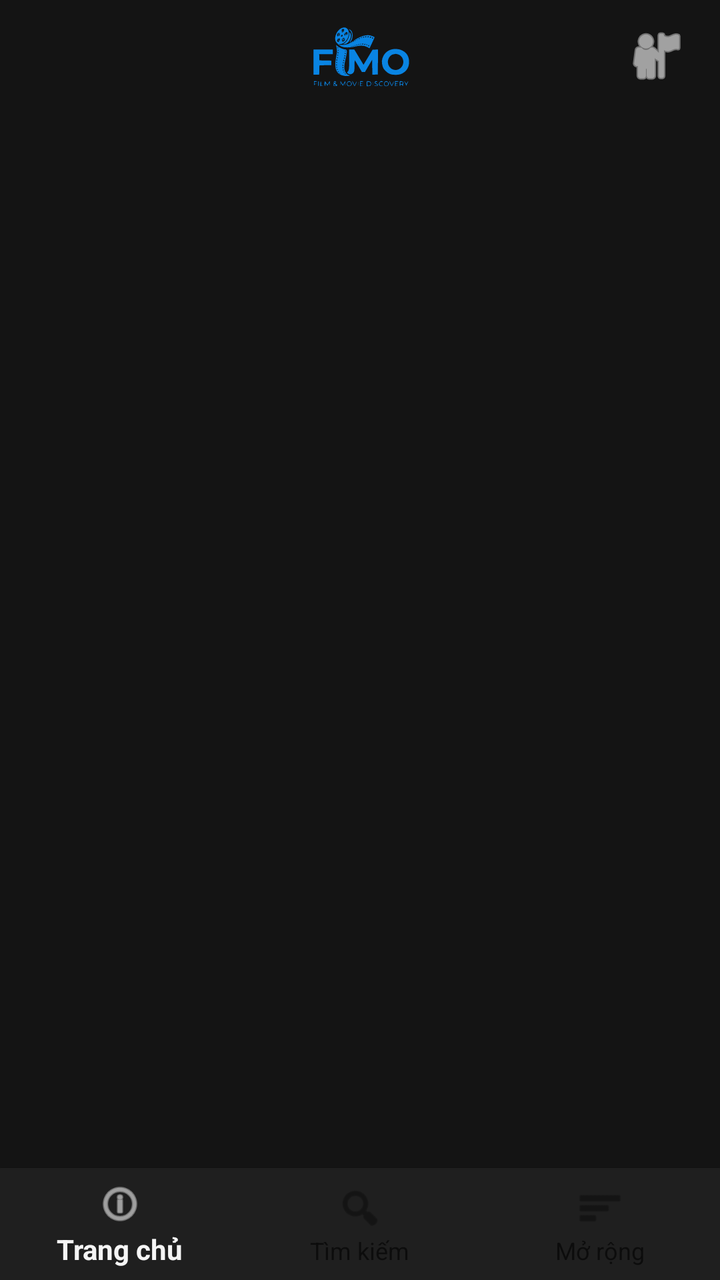
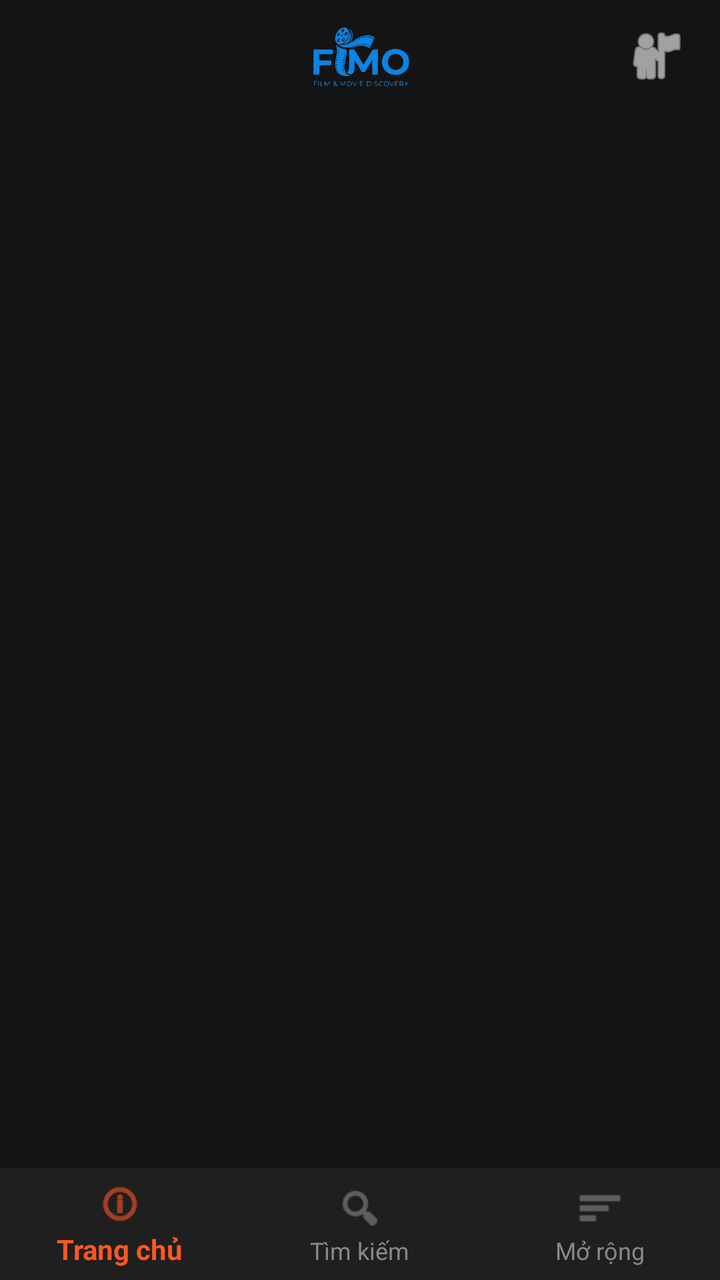

Before-and-after screenshots of an Android layout around one commit, followed by the original layout XML and the change that was made.
<!-- AndroidManifest.xml: application theme Theme.AppCompat.DayNight.NoActionBar -->
<!-- res/layout/activity_main.xml -->
<?xml version="1.0" encoding="utf-8"?>
<RelativeLayout xmlns:android="http://schemas.android.com/apk/res/android"
    xmlns:app="http://schemas.android.com/apk/res-auto"
    android:id="@+id/mainRootLayout"
    android:layout_width="match_parent"
    android:layout_height="match_parent"
    android:background="#141414">

    <RelativeLayout
        android:id="@+id/topBar"
        android:layout_width="match_parent"
        android:layout_height="56dp"
        android:paddingHorizontal="16dp">

        <ImageView
            android:layout_width="120dp"
            android:layout_height="40dp"
            android:layout_centerInParent="true"
            android:scaleType="fitCenter"
            android:src="@drawable/screenshot_2026_05_23_150929"
            android:contentDescription="FIMO Logo"
            app:tint="#0984E3" />

        <ImageView
            android:id="@+id/icLogin"
            android:layout_width="32dp"
            android:layout_height="32dp"
            android:layout_alignParentEnd="true"
            android:layout_centerVertical="true"
            android:contentDescription="Login"
            android:src="@android:drawable/ic_menu_myplaces"
            app:tint="#FFFFFF" />
    </RelativeLayout>

    <FrameLayout
        android:id="@+id/fragment_container"
        android:layout_width="match_parent"
        android:layout_height="match_parent"
        android:layout_above="@id/bottomNavigation"
        android:layout_below="@id/topBar" />

    <com.google.android.material.bottomnavigation.BottomNavigationView
        android:id="@+id/bottomNavigation"
        android:layout_width="match_parent"
        android:layout_height="wrap_content"
        android:layout_alignParentBottom="true"
        android:background="#1F1F1F"
        app:menu="@menu/bottom_nav_menu"
        app:labelVisibilityMode="labeled" />

</RelativeLayout>
<!-- resources referenced by this layout -->
<resources>
  <!-- drawable screenshot_2026_05_23_150929: vector/xml drawable (drawable, 15398 chars, omitted) -->
</resources>

<!-- the commit's change to res/layout/activity_main.xml (unified diff, before → after) -->
@@ -46,6 +46,9 @@
         android:layout_alignParentBottom="true"
         android:background="#1F1F1F"
         app:menu="@menu/bottom_nav_menu"
-        app:labelVisibilityMode="labeled" />
+        app:labelVisibilityMode="labeled"
+
+        app:itemIconTint="@color/nav_item_color"
+        app:itemTextColor="@color/nav_item_color" />
 
 </RelativeLayout>
